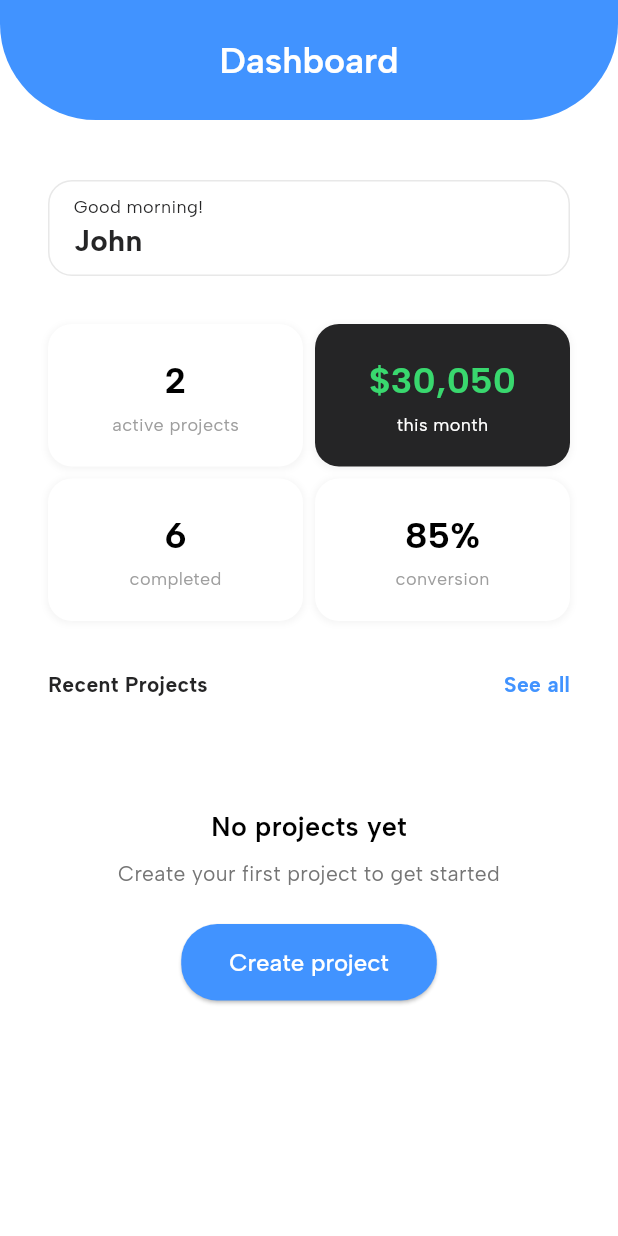
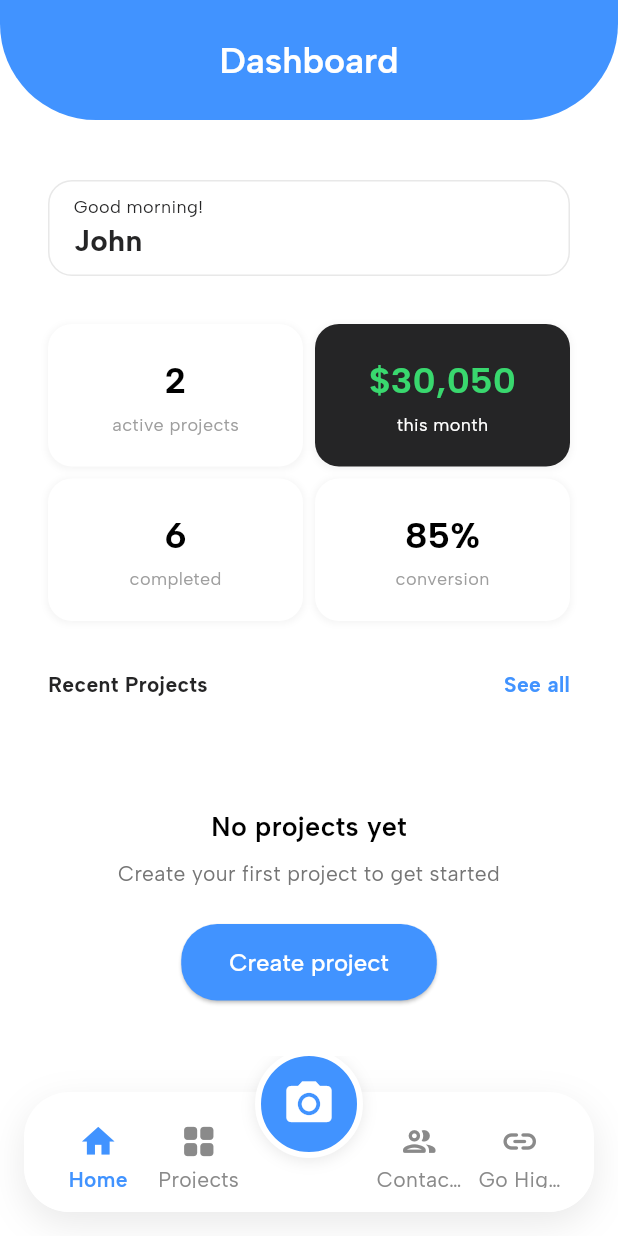
Before and after one commit to Barba-Tech-CO/Paint, a Flutter app: the DashboardView screen opened by its route, on a phone screen of 412 x 824 dp. Run offline on Flutter 3.47's test engine with Material 3 defaults, Android fonts, the phone set to English and light mode, and no system bars; our stand-ins replace app_links, dio, firebase_core, firebase_crashlytics, flutter_svg, get_it and 4 more; accounts and stored records are empty; network calls fail.

Commit message:
refactor: update dashboard view

```diff
--- a/lib/view/dashboard/dashboard_view.dart
+++ b/lib/view/dashboard/dashboard_view.dart
@@ -1,25 +1,27 @@
 import 'package:flutter/material.dart';
 import 'package:go_router/go_router.dart';
 import 'package:google_fonts/google_fonts.dart';
-
 import 'package:paintpro/config/app_colors.dart';
 import 'package:paintpro/view/widgets/appbars/paint_pro_app_bar.dart';
 import 'package:paintpro/view/widgets/cards/greeting_card_widget.dart';
 import 'package:paintpro/view/widgets/cards/project_state_card_widget.dart';
 import 'package:paintpro/view/widgets/cards/stats_card_widget.dart';
+import 'package:paintpro/view/layout/main_layout.dart';
 
 class DashboardView extends StatelessWidget {
   const DashboardView({super.key});
 
   @override
   Widget build(BuildContext context) {
-    return Scaffold(
-      backgroundColor: AppColors.background,
-      appBar: PaintProAppBar(
+    return MainLayout(
+      currentRoute: '/dashboard',
+      child: Column(
+        children: [
+          PaintProAppBar(
             title: 'Dashboard',
             toolbarHeight: 80,
           ),
-      body: SingleChildScrollView(
+          SingleChildScrollView(
             child: Column(
               crossAxisAlignment: CrossAxisAlignment.start,
               spacing: 32,
@@ -115,8 +117,13 @@ class DashboardView extends StatelessWidget {
                     ],
                   ),
                 ),
+                const SizedBox(
+                  height: 120,
+                ), // espaço extra para não cobrir a barra
               ],
             ),
+          ),
+        ],
       ),
     );
   }
```
Lines whose indentation alone changed are shown as unchanged.
